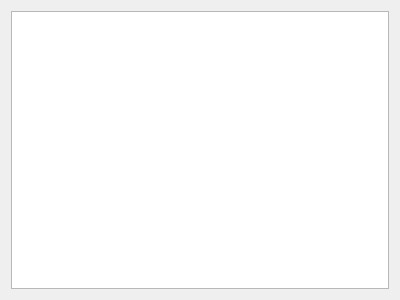
This is src/mkvtoolnix-gui/forms/info/tab.ui in jpsdr/MKVToolnix-Windows-7 as Qt 5 draws it before an edit. The edited form follows.
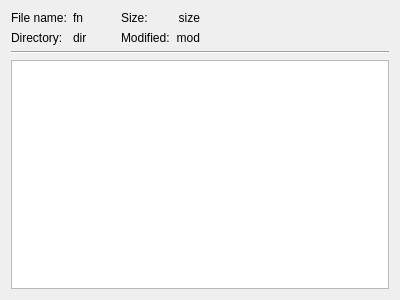
This is the edited form. Custom widgets are drawn as their Qt base class.

Commit message:
GUI: info: add file meta data on top of each tab
Adds the file's name & directory, its size & last modification
timestamp at the top of each tab.

Implements #3407.

Patch:
```diff
--- a/src/mkvtoolnix-gui/forms/info/tab.ui
+++ b/src/mkvtoolnix-gui/forms/info/tab.ui
@@ -14,6 +14,120 @@
    <string notr="true">mtx::gui::Info::Tab</string>
   </property>
   <layout class="QVBoxLayout" name="verticalLayout">
+   <item>
+    <layout class="QHBoxLayout" name="horizontalLayout">
+     <item>
+      <layout class="QGridLayout" name="gridLayout">
+       <item row="0" column="0">
+        <widget class="QLabel" name="fileNameLabel">
+         <property name="sizePolicy">
+          <sizepolicy hsizetype="Minimum" vsizetype="Preferred">
+           <horstretch>0</horstretch>
+           <verstretch>0</verstretch>
+          </sizepolicy>
+         </property>
+         <property name="text">
+          <string>File name:</string>
+         </property>
+        </widget>
+       </item>
+       <item row="0" column="1">
+        <widget class="mtx::gui::Util::ElideLabel" name="fileName">
+         <property name="sizePolicy">
+          <sizepolicy hsizetype="MinimumExpanding" vsizetype="Preferred">
+           <horstretch>0</horstretch>
+           <verstretch>0</verstretch>
+          </sizepolicy>
+         </property>
+         <property name="text">
+          <string notr="true">fn</string>
+         </property>
+        </widget>
+       </item>
+       <item row="0" column="2">
+        <widget class="QLabel" name="sizeLabel">
+         <property name="text">
+          <string>Size:</string>
+         </property>
+        </widget>
+       </item>
+       <item row="0" column="3">
+        <widget class="QLabel" name="size">
+         <property name="text">
+          <string notr="true">size</string>
+         </property>
+         <property name="alignment">
+          <set>Qt::AlignRight|Qt::AlignTrailing|Qt::AlignVCenter</set>
+         </property>
+        </widget>
+       </item>
+       <item row="1" column="0">
+        <widget class="QLabel" name="directoryLabel">
+         <property name="sizePolicy">
+          <sizepolicy hsizetype="Minimum" vsizetype="Preferred">
+           <horstretch>0</horstretch>
+           <verstretch>0</verstretch>
+          </sizepolicy>
+         </property>
+         <property name="text">
+          <string>Directory:</string>
+         </property>
+        </widget>
+       </item>
+       <item row="1" column="1">
+        <widget class="mtx::gui::Util::ElideLabel" name="directory">
+         <property name="sizePolicy">
+          <sizepolicy hsizetype="MinimumExpanding" vsizetype="Preferred">
+           <horstretch>0</horstretch>
+           <verstretch>0</verstretch>
+          </sizepolicy>
+         </property>
+         <property name="text">
+          <string notr="true">dir</string>
+         </property>
+        </widget>
+       </item>
+       <item row="1" column="2">
+        <widget class="QLabel" name="modifiedLabel">
+         <property name="text">
+          <string>Modified:</string>
+         </property>
+        </widget>
+       </item>
+       <item row="1" column="3">
+        <widget class="QLabel" name="modified">
+         <property name="text">
+          <string notr="true">mod</string>
+         </property>
+         <property name="alignment">
+          <set>Qt::AlignRight|Qt::AlignTrailing|Qt::AlignVCenter</set>
+         </property>
+        </widget>
+       </item>
+      </layout>
+     </item>
+     <item>
+      <spacer name="horizontalSpacer">
+       <property name="orientation">
+        <enum>Qt::Horizontal</enum>
+       </property>
+       <property name="sizeHint" stdset="0">
+        <size>
+         <width>40</width>
+         <height>20</height>
+        </size>
+       </property>
+      </spacer>
+     </item>
+    </layout>
+   </item>
+   <item>
+    <widget class="Line" name="line">
+     <property name="orientation">
+      <enum>Qt::Horizontal</enum>
+     </property>
+    </widget>
+   </item>
    <item>
     <widget class="mtx::gui::Util::BasicTreeView" name="elements">
      <property name="contextMenuPolicy">
@@ -35,6 +149,11 @@
    <extends>QTreeView</extends>
    <header>mkvtoolnix-gui/util/basic_tree_view.h</header>
   </customwidget>
+  <customwidget>
+   <class>mtx::gui::Util::ElideLabel</class>
+   <extends>QLabel</extends>
+   <header>mkvtoolnix-gui/util/elide_label.h</header>
+  </customwidget>
  </customwidgets>
  <resources/>
  <connections/>
```
The commit also changes 4 other files.
